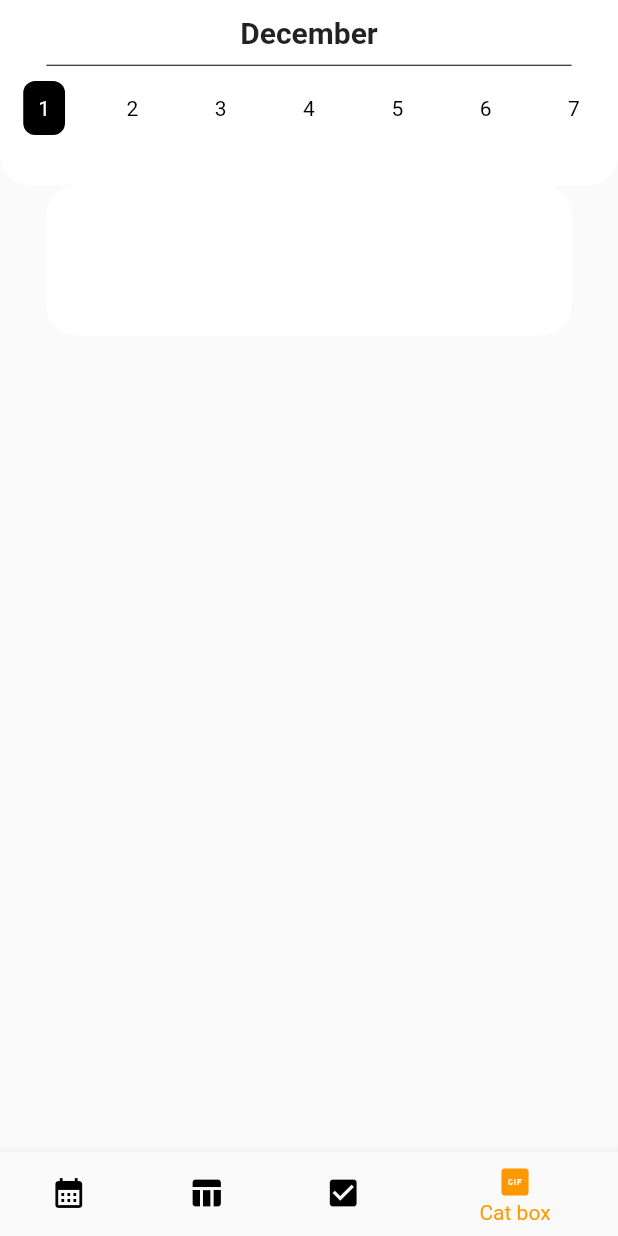
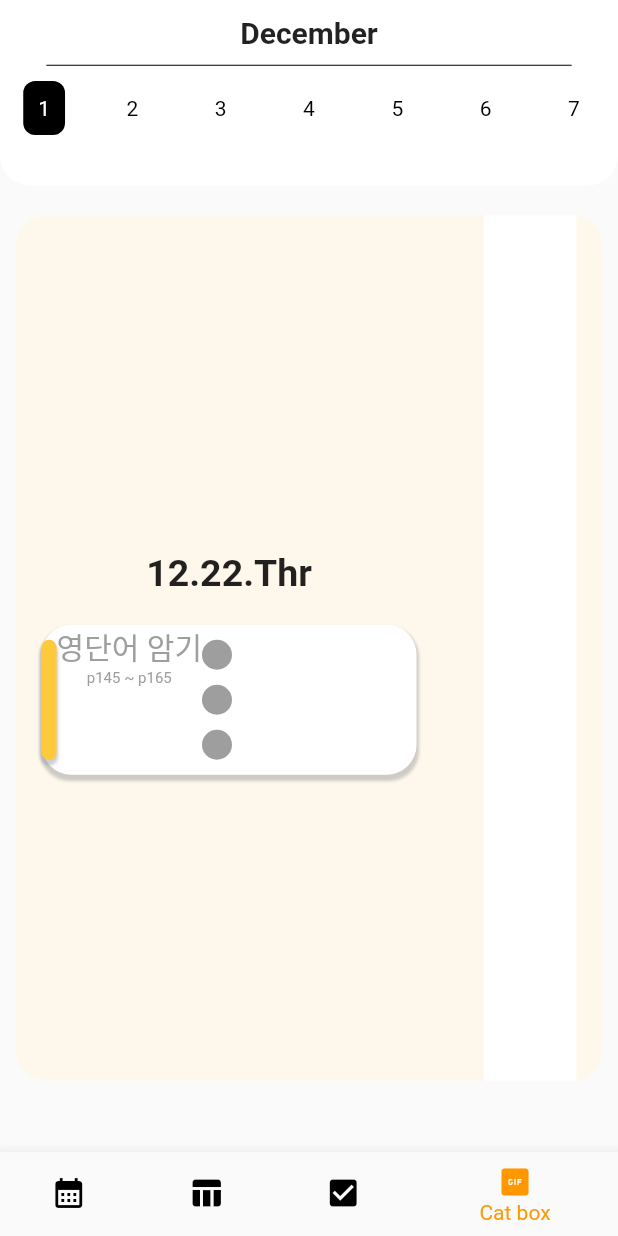
Before and after one commit to gunho30811/UNIPUS, a Flutter app: the screen it shows after launch, item 4 of the bottom bar chosen, on a phone screen of 412 x 824 dp. Run offline on Flutter 3.47's test engine with Material 2 defaults, Android fonts, the light colour scheme and no system bars; our stand-ins replace firebase_auth, firebase_core, flutter_login; accounts and stored records are empty.

Commit message:
mylist 수정
체크박스 만드는중

```diff
--- a/lib/src/ui/my_list/my_list_home.dart
+++ b/lib/src/ui/my_list/my_list_home.dart
@@ -111,7 +111,47 @@ class _MyListHomeState extends State<MyListHome> {
                 ],
               ),
             ),
-            MyList(),
+            SizedBox(
+              height: 20,
+            ),
+            Container(
+                width: screenWidth * 0.95,
+                decoration: BoxDecoration(
+                  color: Color(0xffFEF8EC),
+                  borderRadius: BorderRadius.all(Radius.circular(20)),
+                ),
+                child: Row(
+                  mainAxisAlignment: MainAxisAlignment.spaceEvenly,
+                  children: [
+                    Column(
+                      children: [
+                        Align(
+                          alignment: Alignment.topLeft,
+                        ),
+                        SizedBox(
+                          height: 20,
+                        ),
+                        Text(
+                          '12.22.Thr',
+                          style: TextStyle(
+                              fontSize: 25, fontWeight: FontWeight.bold),
+                        ),
+                        SizedBox(
+                          height: 20,
+                        ),
+                        MyList(),
+                      ],
+                    ),
+                    SizedBox(
+                      width: 10,
+                    ),
+                    Container(
+                      width: screenWidth * 0.15,
+                      height: screenHeight * 0.7,
+                      color: Colors.white,
+                    ),
+                  ],
+                )),
           ],
         ),
       ),
@@ -125,11 +165,122 @@ class MyList extends StatelessWidget {
   Widget build(BuildContext context) {
     return Container(
       height: 100,
-      width: 350,
+      width: 250,
       decoration: BoxDecoration(
-        color: Color(0xffffffffff),
+        boxShadow: [
+          BoxShadow(
+            color: Colors.grey.withOpacity(0.5),
+            spreadRadius: 1,
+            blurRadius: 1,
+            offset: Offset(0, 3),
+          ),
+        ],
+        color: Color(0xffffffff),
         borderRadius: BorderRadius.all(Radius.circular(20)),
+      ),
+      child: Row(
+        children: [
+          Align(
+            alignment: Alignment.centerLeft,
+          ),
+          Container(
+            height: 80,
+            width: 10,
+            decoration: BoxDecoration(
+              borderRadius: BorderRadius.all(Radius.circular(20)),
+              boxShadow: [
+                BoxShadow(
+                  color: Colors.grey.withOpacity(0.5),
+                  spreadRadius: 1,
+                  blurRadius: 1,
+                  offset: Offset(0, 3),
+                ),
+              ],
+              color: Color(0xffFFC93C),
+            ),
+          ),
+          Container(
+            child: Column(
+              children: [
+                Text(
+                  '영단어 암기',
+                  style: TextStyle(fontSize: 20, color: Colors.grey),
+                ),
+                Text(
+                  'p145 ~ p165',
+                  style: TextStyle(fontSize: 10, color: Colors.grey),
+                ),
+              ],
+            ),
+          ),
+          CustomCircleButtons(),
+        ],
       ),
     );
   }
 }
+
+class CustomCircleButtons extends StatefulWidget {
+  @override
+  _CustomCircleButtonsState createState() => _CustomCircleButtonsState();
+}
+
+class _CustomCircleButtonsState extends State<CustomCircleButtons> {
+  int _selectedButton = -1;
+
+  List<Color> _buttonColors = [
+    Color(0xffF16538),
+    Color(0xffFFB13D),
+    Color(0xff9CE861),
+  ];
+
+  void _onButtonPressed(int index) {
+    setState(() {
+      _selectedButton = index;
+    });
+
+    ScaffoldMessenger.of(context).showSnackBar(
+      SnackBar(
+        content: Text('Button $_selectedButton selected'),
+        duration: Duration(seconds: 1),
+      ),
+    );
+  }
+
+  Widget _buildCircleButton(int index) {
+    return GestureDetector(
+      onTap: () => _onButtonPressed(index),
+      child: Container(
+        width: 20,
+        height: 20,
+        decoration: BoxDecoration(
+          color: _selectedButton == index ? _buttonColors[index] : Colors.grey,
+          shape: BoxShape.circle,
+        ),
+        child: _selectedButton == index
+            ? Center(
+                child: Icon(
+                  Icons.check,
+                  size: 15,
+                  color: Colors.white,
+                ),
+              )
+            : null,
+      ),
+    );
+  }
+
+  @override
+  Widget build(BuildContext context) {
+    return Column(
+      mainAxisAlignment: MainAxisAlignment.center,
+      children: [
+        _buildCircleButton(0),
+        SizedBox(height: 10),
+        _buildCircleButton(1),
+        SizedBox(height: 10),
+        _buildCircleButton(2),
+      ],
+    );
+  }
+}
```
